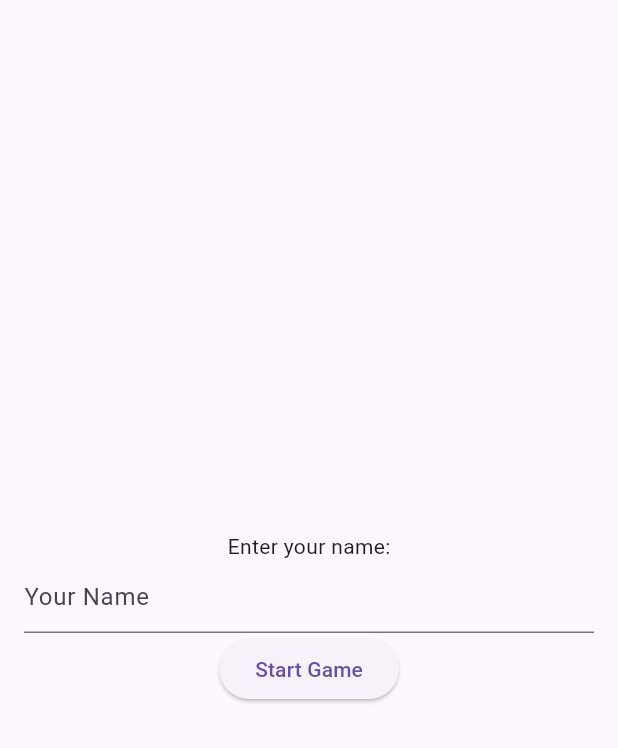
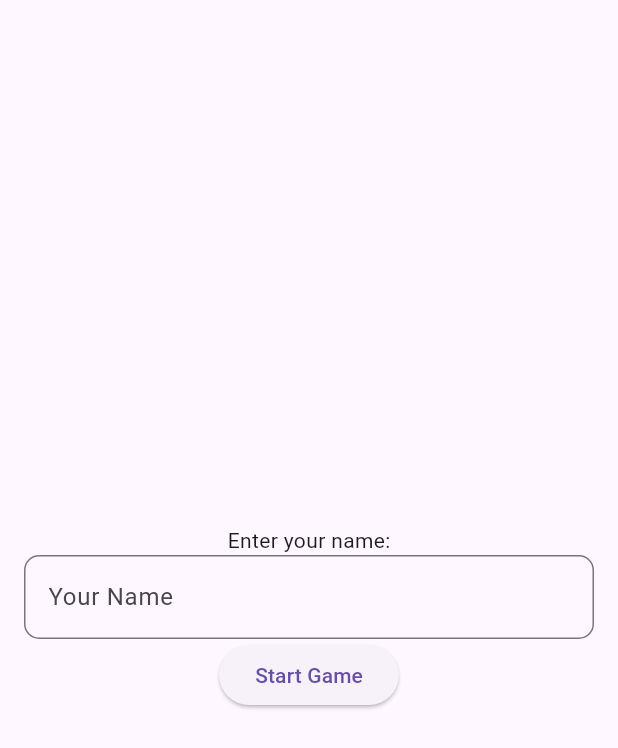
Before and after one commit to IrfanKarim101/Tic-Tac_Toe, a Flutter app: the screen it shows after launch, on a phone screen of 412 x 824 dp. Shown: the top 748 px of the screen. Run offline on Flutter 3.47's test engine with Material 3 defaults, Android fonts, the phone set to English and light mode, and no system bars.

Commit message:
Add rounded border to name input field in main.dart

```diff
--- a/lib/main.dart
+++ b/lib/main.dart
@@ -41,6 +41,9 @@ class Intro extends StatelessWidget {
               },
               decoration: const InputDecoration(
                 hintText: 'Your Name',
+                border: OutlineInputBorder(
+                  borderRadius: BorderRadius.all(Radius.circular(10.0)),
+                ),
               ),
             ),
             ElevatedButton(
```
